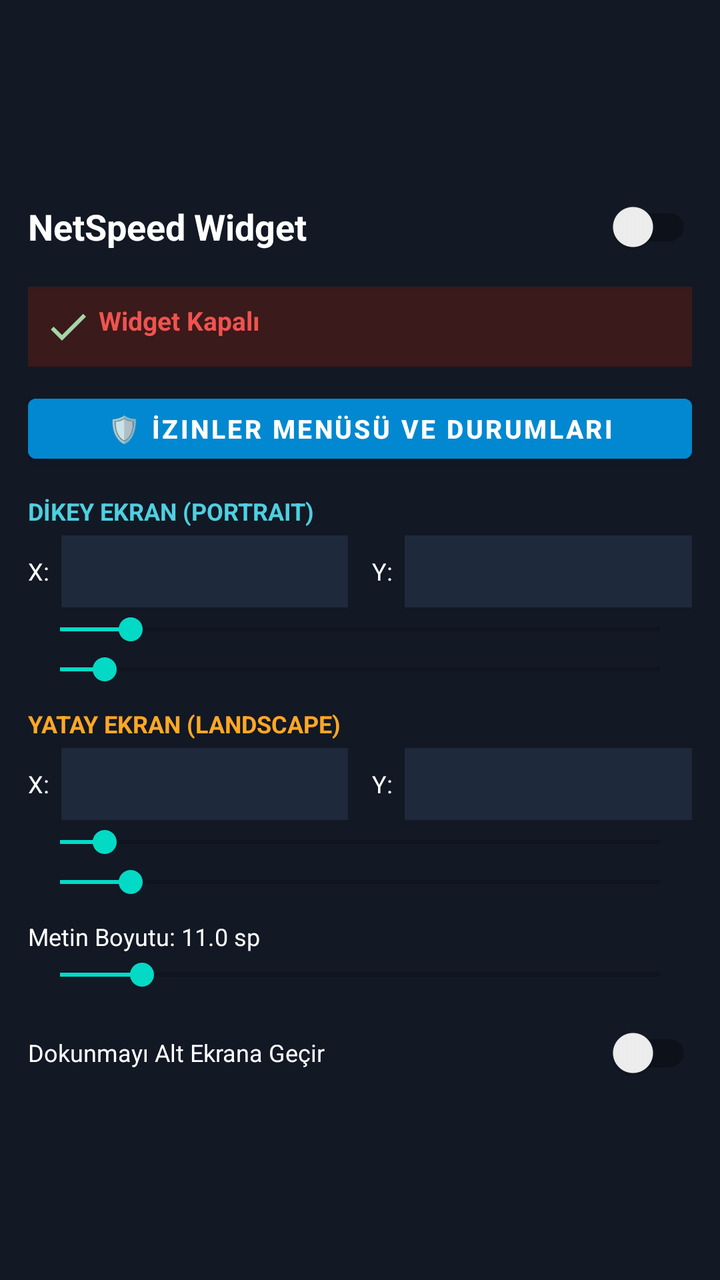
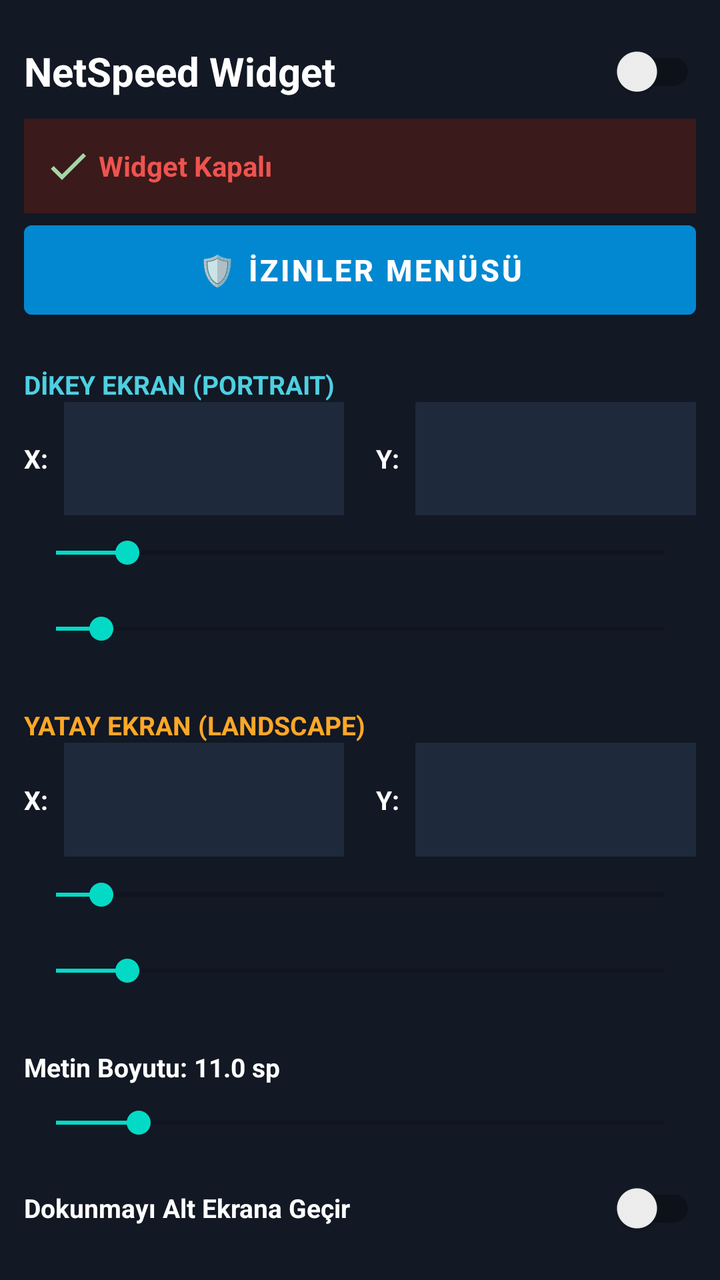

Two renders of the same Android screen: before a commit and after it. Below are the layout's source before the change and the commit's diff.
<!-- AndroidManifest.xml: application theme Theme.Netspeed -->
<!-- res/layout/activity_main.xml -->
<?xml version="1.0" encoding="utf-8"?>
<LinearLayout xmlns:android="http://schemas.android.com/apk/res/android"
    android:layout_width="match_parent" android:layout_height="match_parent"
    android:background="#121824" android:orientation="vertical" android:padding="14dp" android:gravity="center_vertical">
    
    
    <LinearLayout android:layout_width="match_parent" android:layout_height="wrap_content" android:gravity="center_vertical" android:orientation="horizontal" android:paddingBottom="6dp">
        <TextView android:layout_width="0dp" android:layout_height="wrap_content" android:layout_weight="1" android:text="NetSpeed Widget" android:textColor="#FFFFFF" android:textSize="18sp" android:textStyle="bold" />
        <androidx.appcompat.widget.SwitchCompat android:id="@+id/switchWidgetToggle" android:layout_width="wrap_content" android:layout_height="wrap_content" />
    </LinearLayout>
    
    
    <TextView android:id="@+id/txtStatus" android:layout_width="match_parent" android:layout_height="wrap_content" android:background="#3A1A1A" android:drawableStart="@drawable/ic_check" android:padding="8dp" android:text=" Widget Kapalı" android:textColor="#EF5350" android:textSize="13sp" android:textStyle="bold" />
    
    
    <Button android:id="@+id/btnOpenPermissions" android:layout_width="match_parent" android:layout_height="42dp" android:layout_marginTop="10dp" android:text="🛡️ İzinler Menüsü ve Durumları" android:backgroundTint="#0288D1" android:textColor="#FFFFFF" android:textSize="13sp" android:textStyle="bold" />

    
    <TextView android:layout_width="wrap_content" android:layout_height="wrap_content" android:layout_marginTop="12dp" android:text="DİKEY EKRAN (PORTRAIT)" android:textColor="#4DD0E1" android:textSize="12sp" android:textStyle="bold" />
    
    <LinearLayout android:layout_width="match_parent" android:layout_height="wrap_content" android:orientation="horizontal" android:layout_marginTop="4dp" android:gravity="center_vertical">
        <TextView android:layout_width="wrap_content" android:layout_height="wrap_content" android:text="X:" android:textColor="#FFFFFF" android:textSize="12sp"/>
        <EditText android:id="@+id/etPortX" android:layout_width="0dp" android:layout_height="36dp" android:layout_weight="1" android:inputType="numberSigned" android:textColor="#FFFFFF" android:background="#1E293B" android:padding="4dp" android:layout_marginStart="6dp" android:textSize="12sp" android:textAlignment="center"/>
        <TextView android:layout_width="wrap_content" android:layout_height="wrap_content" android:text="Y:" android:textColor="#FFFFFF" android:textSize="12sp" android:layout_marginStart="12dp"/>
        <EditText android:id="@+id/etPortY" android:layout_width="0dp" android:layout_height="36dp" android:layout_weight="1" android:inputType="numberSigned" android:textColor="#FFFFFF" android:background="#1E293B" android:padding="4dp" android:layout_marginStart="6dp" android:textSize="12sp" android:textAlignment="center"/>
    </LinearLayout>
    
    <SeekBar android:id="@+id/seekBarPortX" android:layout_width="match_parent" android:layout_height="wrap_content" android:layout_marginTop="2dp" android:min="-200" android:max="1500" />
    <SeekBar android:id="@+id/seekBarPortY" android:layout_width="match_parent" android:layout_height="wrap_content" android:layout_marginTop="2dp" android:min="-200" android:max="2500" />

    
    <TextView android:layout_width="wrap_content" android:layout_height="wrap_content" android:layout_marginTop="10dp" android:text="YATAY EKRAN (LANDSCAPE)" android:textColor="#FFA726" android:textSize="12sp" android:textStyle="bold" />
    
    <LinearLayout android:layout_width="match_parent" android:layout_height="wrap_content" android:orientation="horizontal" android:layout_marginTop="4dp" android:gravity="center_vertical">
        <TextView android:layout_width="wrap_content" android:layout_height="wrap_content" android:text="X:" android:textColor="#FFFFFF" android:textSize="12sp"/>
        <EditText android:id="@+id/etLandX" android:layout_width="0dp" android:layout_height="36dp" android:layout_weight="1" android:inputType="numberSigned" android:textColor="#FFFFFF" android:background="#1E293B" android:padding="4dp" android:layout_marginStart="6dp" android:textSize="12sp" android:textAlignment="center"/>
        <TextView android:layout_width="wrap_content" android:layout_height="wrap_content" android:text="Y:" android:textColor="#FFFFFF" android:textSize="12sp" android:layout_marginStart="12dp"/>
        <EditText android:id="@+id/etLandY" android:layout_width="0dp" android:layout_height="36dp" android:layout_weight="1" android:inputType="numberSigned" android:textColor="#FFFFFF" android:background="#1E293B" android:padding="4dp" android:layout_marginStart="6dp" android:textSize="12sp" android:textAlignment="center"/>
    </LinearLayout>

    <SeekBar android:id="@+id/seekBarLandX" android:layout_width="match_parent" android:layout_height="wrap_content" android:layout_marginTop="2dp" android:min="-200" android:max="2500" />
    <SeekBar android:id="@+id/seekBarLandY" android:layout_width="match_parent" android:layout_height="wrap_content" android:layout_marginTop="2dp" android:min="-200" android:max="1500" />
    
    
    <TextView android:id="@+id/lblTextSize" android:layout_width="wrap_content" android:layout_height="wrap_content" android:layout_marginTop="10dp" android:text="Metin Boyutu: 11.0 sp" android:textColor="#FFFFFF" android:textSize="12sp"/>
    <SeekBar android:id="@+id/seekBarTextSize" android:layout_width="match_parent" android:layout_height="wrap_content" android:layout_marginTop="2dp" android:max="30" android:min="8" android:progress="11" />
    
    <LinearLayout android:layout_width="match_parent" android:layout_height="wrap_content" android:layout_marginTop="6dp" android:gravity="center_vertical" android:orientation="horizontal">
        <TextView android:layout_width="0dp" android:layout_height="wrap_content" android:layout_weight="1" android:text="Dokunmayı Alt Ekrana Geçir" android:textColor="#FFFFFF" android:textSize="12sp"/>
        <androidx.appcompat.widget.SwitchCompat android:id="@+id/switchTouchThrough" android:layout_width="wrap_content" android:layout_height="wrap_content" />
    </LinearLayout>
</LinearLayout>
<!-- resources referenced by this layout -->
<resources>
  <!-- drawable ic_check (drawable) -->
  <vector xmlns:android="http://schemas.android.com/apk/res/android"
      android:width="24dp" android:height="24dp"
      android:viewportWidth="24" android:viewportHeight="24">
      <path android:fillColor="#A5D6A7" android:pathData="M9,16.17 L4.83,12 l-1.42,1.41 L9,19 21,7 l-1.41,-1.41 z"/>
  </vector>
  <style name="Theme.Netspeed" parent="Theme.MaterialComponents.DayNight.NoActionBar">
          <item name="android:statusBarColor">#121824</item>
      </style>
</resources>

<!-- the commit's change to res/layout/activity_main.xml (unified diff, before → after) -->
@@ -1,52 +1,52 @@
 <?xml version="1.0" encoding="utf-8"?>
 <LinearLayout xmlns:android="http://schemas.android.com/apk/res/android"
     android:layout_width="match_parent" android:layout_height="match_parent"
-    android:background="#121824" android:orientation="vertical" android:padding="14dp" android:gravity="center_vertical">
+    android:background="#121824" android:orientation="vertical" android:padding="12dp" android:gravity="center">
     
     
-    <LinearLayout android:layout_width="match_parent" android:layout_height="wrap_content" android:gravity="center_vertical" android:orientation="horizontal" android:paddingBottom="6dp">
-        <TextView android:layout_width="0dp" android:layout_height="wrap_content" android:layout_weight="1" android:text="NetSpeed Widget" android:textColor="#FFFFFF" android:textSize="18sp" android:textStyle="bold" />
+    <LinearLayout android:layout_width="match_parent" android:layout_height="0dp" android:layout_weight="1" android:gravity="center_vertical" android:orientation="horizontal">
+        <TextView android:layout_width="0dp" android:layout_height="wrap_content" android:layout_weight="1" android:text="NetSpeed Widget" android:textColor="#FFFFFF" android:textSize="20sp" android:textStyle="bold" />
         <androidx.appcompat.widget.SwitchCompat android:id="@+id/switchWidgetToggle" android:layout_width="wrap_content" android:layout_height="wrap_content" />
     </LinearLayout>
     
     
-    <TextView android:id="@+id/txtStatus" android:layout_width="match_parent" android:layout_height="wrap_content" android:background="#3A1A1A" android:drawableStart="@drawable/ic_check" android:padding="8dp" android:text=" Widget Kapalı" android:textColor="#EF5350" android:textSize="13sp" android:textStyle="bold" />
+    <TextView android:id="@+id/txtStatus" android:layout_width="match_parent" android:layout_height="0dp" android:layout_weight="1" android:background="#3A1A1A" android:gravity="center_vertical" android:drawableStart="@drawable/ic_check" android:paddingStart="10dp" android:text=" Widget Kapalı" android:textColor="#EF5350" android:textSize="14sp" android:textStyle="bold" />
     
     
-    <Button android:id="@+id/btnOpenPermissions" android:layout_width="match_parent" android:layout_height="42dp" android:layout_marginTop="10dp" android:text="🛡️ İzinler Menüsü ve Durumları" android:backgroundTint="#0288D1" android:textColor="#FFFFFF" android:textSize="13sp" android:textStyle="bold" />
+    <Button android:id="@+id/btnOpenPermissions" android:layout_width="match_parent" android:layout_height="0dp" android:layout_weight="1.2" android:text="🛡 İzinler Menüsü" android:backgroundTint="#0288D1" android:textColor="#FFFFFF" android:textSize="15sp" android:textStyle="bold" />
 
     
-    <TextView android:layout_width="wrap_content" android:layout_height="wrap_content" android:layout_marginTop="12dp" android:text="DİKEY EKRAN (PORTRAIT)" android:textColor="#4DD0E1" android:textSize="12sp" android:textStyle="bold" />
+    <TextView android:layout_width="match_parent" android:layout_height="0dp" android:layout_weight="0.8" android:gravity="bottom" android:text="DİKEY EKRAN (PORTRAIT)" android:textColor="#4DD0E1" android:textSize="13sp" android:textStyle="bold" />
     
-    <LinearLayout android:layout_width="match_parent" android:layout_height="wrap_content" android:orientation="horizontal" android:layout_marginTop="4dp" android:gravity="center_vertical">
-        <TextView android:layout_width="wrap_content" android:layout_height="wrap_content" android:text="X:" android:textColor="#FFFFFF" android:textSize="12sp"/>
-        <EditText android:id="@+id/etPortX" android:layout_width="0dp" android:layout_height="36dp" android:layout_weight="1" android:inputType="numberSigned" android:textColor="#FFFFFF" android:background="#1E293B" android:padding="4dp" android:layout_marginStart="6dp" android:textSize="12sp" android:textAlignment="center"/>
-        <TextView android:layout_width="wrap_content" android:layout_height="wrap_content" android:text="Y:" android:textColor="#FFFFFF" android:textSize="12sp" android:layout_marginStart="12dp"/>
-        <EditText android:id="@+id/etPortY" android:layout_width="0dp" android:layout_height="36dp" android:layout_weight="1" android:inputType="numberSigned" android:textColor="#FFFFFF" android:background="#1E293B" android:padding="4dp" android:layout_marginStart="6dp" android:textSize="12sp" android:textAlignment="center"/>
+    <LinearLayout android:layout_width="match_parent" android:layout_height="0dp" android:layout_weight="1.2" android:orientation="horizontal" android:gravity="center_vertical">
+        <TextView android:layout_width="wrap_content" android:layout_height="wrap_content" android:text="X:" android:textColor="#FFFFFF" android:textSize="13sp" android:textStyle="bold"/>
+        <EditText android:id="@+id/etPortX" android:layout_width="0dp" android:layout_height="match_parent" android:layout_weight="1" android:inputType="numberSigned" android:textColor="#FFFFFF" android:background="#1E293B" android:padding="2dp" android:layout_marginStart="8dp" android:textSize="14sp" android:textAlignment="center"/>
+        <TextView android:layout_width="wrap_content" android:layout_height="wrap_content" android:text="Y:" android:textColor="#FFFFFF" android:textSize="13sp" android:textStyle="bold" android:layout_marginStart="16dp"/>
+        <EditText android:id="@+id/etPortY" android:layout_width="0dp" android:layout_height="match_parent" android:layout_weight="1" android:inputType="numberSigned" android:textColor="#FFFFFF" android:background="#1E293B" android:padding="2dp" android:layout_marginStart="8dp" android:textSize="14sp" android:textAlignment="center"/>
     </LinearLayout>
     
-    <SeekBar android:id="@+id/seekBarPortX" android:layout_width="match_parent" android:layout_height="wrap_content" android:layout_marginTop="2dp" android:min="-200" android:max="1500" />
-    <SeekBar android:id="@+id/seekBarPortY" android:layout_width="match_parent" android:layout_height="wrap_content" android:layout_marginTop="2dp" android:min="-200" android:max="2500" />
+    <SeekBar android:id="@+id/seekBarPortX" android:layout_width="match_parent" android:layout_height="0dp" android:layout_weight="0.8" android:min="-200" android:max="1500" />
+    <SeekBar android:id="@+id/seekBarPortY" android:layout_width="match_parent" android:layout_height="0dp" android:layout_weight="0.8" android:min="-200" android:max="2500" />
 
     
-    <TextView android:layout_width="wrap_content" android:layout_height="wrap_content" android:layout_marginTop="10dp" android:text="YATAY EKRAN (LANDSCAPE)" android:textColor="#FFA726" android:textSize="12sp" android:textStyle="bold" />
+    <TextView android:layout_width="match_parent" android:layout_height="0dp" android:layout_weight="0.8" android:gravity="bottom" android:text="YATAY EKRAN (LANDSCAPE)" android:textColor="#FFA726" android:textSize="13sp" android:textStyle="bold" />
     
-    <LinearLayout android:layout_width="match_parent" android:layout_height="wrap_content" android:orientation="horizontal" android:layout_marginTop="4dp" android:gravity="center_vertical">
-        <TextView android:layout_width="wrap_content" android:layout_height="wrap_content" android:text="X:" android:textColor="#FFFFFF" android:textSize="12sp"/>
-        <EditText android:id="@+id/etLandX" android:layout_width="0dp" android:layout_height="36dp" android:layout_weight="1" android:inputType="numberSigned" android:textColor="#FFFFFF" android:background="#1E293B" android:padding="4dp" android:layout_marginStart="6dp" android:textSize="12sp" android:textAlignment="center"/>
-        <TextView android:layout_width="wrap_content" android:layout_height="wrap_content" android:text="Y:" android:textColor="#FFFFFF" android:textSize="12sp" android:layout_marginStart="12dp"/>
-        <EditText android:id="@+id/etLandY" android:layout_width="0dp" android:layout_height="36dp" android:layout_weight="1" android:inputType="numberSigned" android:textColor="#FFFFFF" android:background="#1E293B" android:padding="4dp" android:layout_marginStart="6dp" android:textSize="12sp" android:textAlignment="center"/>
+    <LinearLayout android:layout_width="match_parent" android:layout_height="0dp" android:layout_weight="1.2" android:orientation="horizontal" android:gravity="center_vertical">
+        <TextView android:layout_width="wrap_content" android:layout_height="wrap_content" android:text="X:" android:textColor="#FFFFFF" android:textSize="13sp" android:textStyle="bold"/>
+        <EditText android:id="@+id/etLandX" android:layout_width="0dp" android:layout_height="match_parent" android:layout_weight="1" android:inputType="numberSigned" android:textColor="#FFFFFF" android:background="#1E293B" android:padding="2dp" android:layout_marginStart="8dp" android:textSize="14sp" android:textAlignment="center"/>
+        <TextView android:layout_width="wrap_content" android:layout_height="wrap_content" android:text="Y:" android:textColor="#FFFFFF" android:textSize="13sp" android:textStyle="bold" android:layout_marginStart="16dp"/>
+        <EditText android:id="@+id/etLandY" android:layout_width="0dp" android:layout_height="match_parent" android:layout_weight="1" android:inputType="numberSigned" android:textColor="#FFFFFF" android:background="#1E293B" android:padding="2dp" android:layout_marginStart="8dp" android:textSize="14sp" android:textAlignment="center"/>
     </LinearLayout>
 
-    <SeekBar android:id="@+id/seekBarLandX" android:layout_width="match_parent" android:layout_height="wrap_content" android:layout_marginTop="2dp" android:min="-200" android:max="2500" />
-    <SeekBar android:id="@+id/seekBarLandY" android:layout_width="match_parent" android:layout_height="wrap_content" android:layout_marginTop="2dp" android:min="-200" android:max="1500" />
+    <SeekBar android:id="@+id/seekBarLandX" android:layout_width="match_parent" android:layout_height="0dp" android:layout_weight="0.8" android:min="-200" android:max="2500" />
+    <SeekBar android:id="@+id/seekBarLandY" android:layout_width="match_parent" android:layout_height="0dp" android:layout_weight="0.8" android:min="-200" android:max="1500" />
     
     
-    <TextView android:id="@+id/lblTextSize" android:layout_width="wrap_content" android:layout_height="wrap_content" android:layout_marginTop="10dp" android:text="Metin Boyutu: 11.0 sp" android:textColor="#FFFFFF" android:textSize="12sp"/>
-    <SeekBar android:id="@+id/seekBarTextSize" android:layout_width="match_parent" android:layout_height="wrap_content" android:layout_marginTop="2dp" android:max="30" android:min="8" android:progress="11" />
+    <TextView android:id="@+id/lblTextSize" android:layout_width="match_parent" android:layout_height="0dp" android:layout_weight="0.8" android:gravity="bottom" android:text="Metin Boyutu: 11.0 sp" android:textColor="#FFFFFF" android:textSize="13sp" android:textStyle="bold"/>
+    <SeekBar android:id="@+id/seekBarTextSize" android:layout_width="match_parent" android:layout_height="0dp" android:layout_weight="0.8" android:max="30" android:min="8" android:progress="11" />
     
-    <LinearLayout android:layout_width="match_parent" android:layout_height="wrap_content" android:layout_marginTop="6dp" android:gravity="center_vertical" android:orientation="horizontal">
-        <TextView android:layout_width="0dp" android:layout_height="wrap_content" android:layout_weight="1" android:text="Dokunmayı Alt Ekrana Geçir" android:textColor="#FFFFFF" android:textSize="12sp"/>
+    <LinearLayout android:layout_width="match_parent" android:layout_height="0dp" android:layout_weight="1" android:gravity="center_vertical" android:orientation="horizontal">
+        <TextView android:layout_width="0dp" android:layout_height="wrap_content" android:layout_weight="1" android:text="Dokunmayı Alt Ekrana Geçir" android:textColor="#FFFFFF" android:textSize="13sp" android:textStyle="bold"/>
         <androidx.appcompat.widget.SwitchCompat android:id="@+id/switchTouchThrough" android:layout_width="wrap_content" android:layout_height="wrap_content" />
     </LinearLayout>
 </LinearLayout>
